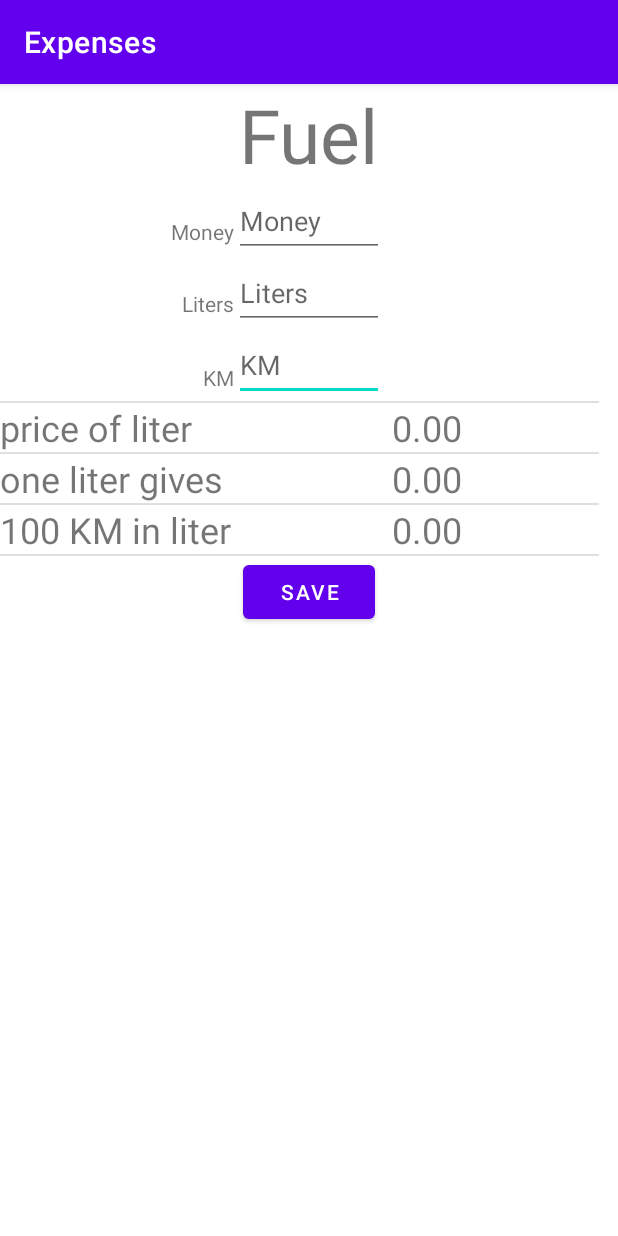
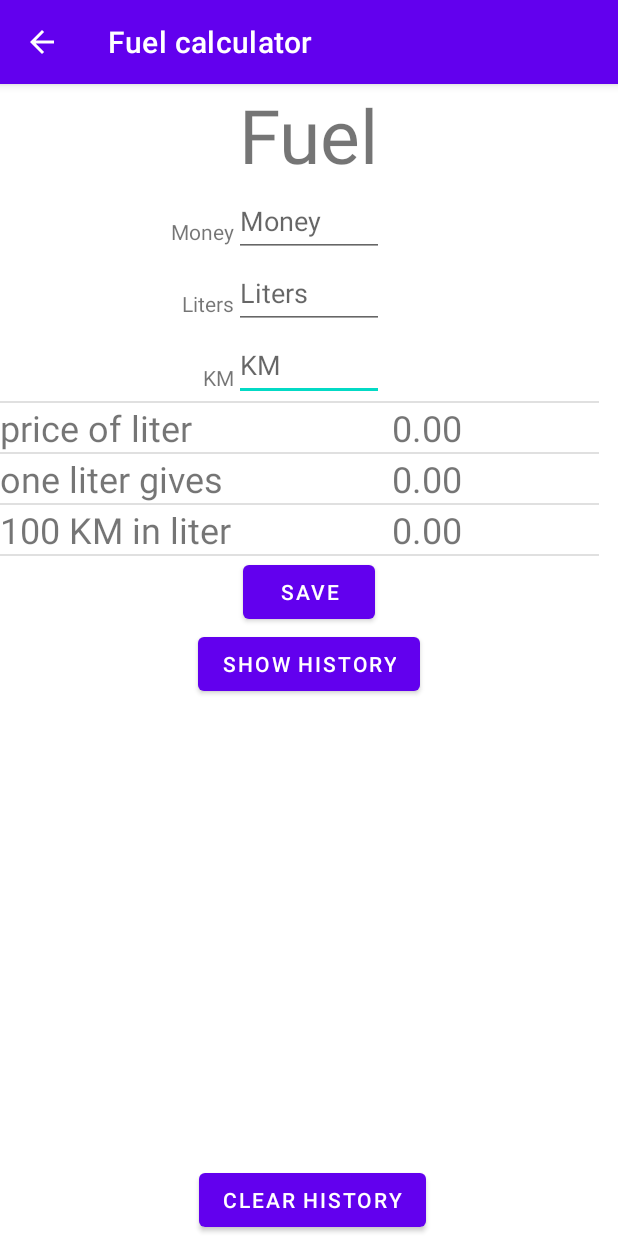
Before and after one commit to ishay320/Expenses, an Android app: the FuelActivity screen opened directly, with no data from a screen before it, after a tap on "SAVE", on a phone screen of 412 x 824 dp. Run offline under Robolectric (Android 15) with nearby library versions, the phone set to English and light mode, and no system bars.

Commit message:
database is working and history is working

```diff
--- /dev/null
+++ b/app/src/main/java/com/example/expenses/DataBaseHelper.java
@@ -0,0 +1,81 @@
+package com.example.expenses;
+
+import android.content.ContentValues;
+import android.content.Context;
+import android.database.Cursor;
+import android.database.sqlite.SQLiteDatabase;
+import android.database.sqlite.SQLiteOpenHelper;
+import android.widget.Toast;
+
+import androidx.annotation.Nullable;
+
+import java.util.Date;
+
+public class DataBaseHelper extends SQLiteOpenHelper {
+
+    private Context context;
+    private static final String DATABASE_NAME = "Expenses.db";
+    private static final int DATABASE_VERSION = 1;
+
+    private static final String TABLE_NAME = "fuel";
+    private static final String COLUMN_ID = "_id";
+    private static final String COLUMN_TIME = "fuel_time";
+    private static final String COLUMN_MONEY = "fuel_money";
+    private static final String COLUMN_LITER = "fuel_liter";
+    private static final String COLUMN_KM = "fuel_km";
+
+    public DataBaseHelper(@Nullable Context context) {
+        super(context, DATABASE_NAME, null, DATABASE_VERSION);
+        this.context = context;
+    }
+
+    @Override
+    public void onCreate(SQLiteDatabase db) {
+        String query =
+                "CREATE TABLE " + TABLE_NAME +
+                        " (" + COLUMN_ID + " INTEGER PRIMARY KEY AUTOINCREMENT, " +
+                        COLUMN_TIME + " TEXT, " +
+                        COLUMN_MONEY + " REAL, " +
+                        COLUMN_LITER + " REAL, " +
+                        COLUMN_KM + " REAL);";
+        db.execSQL(query);
+    }
+
+    @Override
+    public void onUpgrade(SQLiteDatabase db, int i, int i1) {
+        db.execSQL("DROP TABLE IF EXISTS " + TABLE_NAME);
+        onCreate(db);
+    }
+
+    void addFuel(String time, double money, double liter, double km){
+        SQLiteDatabase db = this.getWritableDatabase();
+        ContentValues cv = new ContentValues();
+
+        cv.put(COLUMN_TIME, time);
+        cv.put(COLUMN_MONEY, money);
+        cv.put(COLUMN_LITER, liter);
+        cv.put(COLUMN_KM, km);
+        long result = db.insert(TABLE_NAME,null,cv);
+        if (result == -1){
+            Toast.makeText(context,"Failed",Toast.LENGTH_SHORT).show();
+        }else {
+            Toast.makeText(context,"Added Successfully!",Toast.LENGTH_SHORT).show();
+        }
+
+    }
+    void removeAllData(){
+        SQLiteDatabase db = this.getWritableDatabase();
+        db.delete(TABLE_NAME,null,null);
+    }
+
+    Cursor readAllData(){
+        String query = "SELECT * FROM " +TABLE_NAME;
+        SQLiteDatabase db = this.getReadableDatabase();
+
+        Cursor cursor = null;
+        if (db != null){
+            cursor = db.rawQuery(query,null);
+        }
+        return cursor;
+    }
+}
--- a/app/src/main/java/com/example/expenses/FuelActivity.java
+++ b/app/src/main/java/com/example/expenses/FuelActivity.java
@@ -2,38 +2,50 @@ package com.example.expenses;
 
 import androidx.appcompat.app.AppCompatActivity;
 
+import android.content.Context;
+import android.content.Intent;
 import android.os.Bundle;
 import android.text.Editable;
 import android.text.TextWatcher;
+import android.util.Log;
 import android.view.View;
 import android.widget.Button;
 import android.widget.EditText;
 import android.widget.TextView;
+import android.widget.Toast;
+
+import java.io.BufferedReader;
+import java.io.FileNotFoundException;
+import java.io.IOException;
+import java.io.InputStream;
+import java.io.InputStreamReader;
+import java.io.OutputStreamWriter;
+import java.util.Date;
 
 public class FuelActivity extends AppCompatActivity {
-    private Button button_save;
+    private Button button_save, button_clear,button_show_history;
     private EditText edit_text_money, edit_text_liters, edit_text_KM;
     private TextView liters_in_hundred_KM, price_of_liter, KM_per_liter;
-    EditText test;
 
     @Override
     protected void onCreate(Bundle savedInstanceState) {
         super.onCreate(savedInstanceState);
         setContentView(R.layout.activity_fuel);
-        attach_events();
-    }
 
-    private void attach_events(){
+        //connect the text to show
         liters_in_hundred_KM = findViewById(R.id.LiterIn100);
         price_of_liter = findViewById(R.id.PriceOfLiter);
         KM_per_liter = findViewById(R.id.KMPerLiter);
-        edit_text_money = (findViewById(R.id.TextMoney));
-        edit_text_liters = (findViewById(R.id.TextLiters));
-        edit_text_KM = (findViewById(R.id.TextKM));
-        //apply listener for all text
+
+        //connect the input
+        edit_text_money = findViewById(R.id.TextMoney);
+        edit_text_liters = findViewById(R.id.TextLiters);
+        edit_text_KM = findViewById(R.id.TextKM);
+
+        //apply listener for updating all text
         EditText edit_arr[] = {edit_text_money, edit_text_liters, edit_text_KM};
         for (EditText edit_tmp:edit_arr
-             ) {
+        ) {
             edit_tmp.addTextChangedListener(new TextWatcher() {
                 @Override
                 public void beforeTextChanged(CharSequence charSequence, int i, int i1, int i2) {
@@ -50,15 +62,39 @@ public class FuelActivity extends AppCompatActivity {
             });
         }
 
-        //TODO: add functionality and save to drive
+        //set the save button
         button_save = findViewById(R.id.button_save);
         button_save.setOnClickListener(new View.OnClickListener() {
             @Override
-            public void onClick(View view) {
+            public void onClick(View view) { // date and time , money , liters , km
+                DataBaseHelper myDB = new DataBaseHelper(FuelActivity.this);
+                String tmp_str = java.text.DateFormat.getDateTimeInstance().format(new Date());;
 
+                myDB.addFuel(tmp_str,
+                        getDoubleFromEditText(edit_text_money),
+                        getDoubleFromEditText(edit_text_liters),
+                        getDoubleFromEditText(edit_text_KM));
             }
         });
-    }
+        //set the delete button - for debug
+        button_clear = findViewById(R.id.button_clear_history);
+        button_clear.setOnClickListener(new View.OnClickListener() {
+            @Override
+            public void onClick(View view) {
+                DataBaseHelper myDB = new DataBaseHelper(FuelActivity.this);
+                myDB.removeAllData();
+                Toast.makeText(FuelActivity.this,"all deleted",Toast.LENGTH_SHORT).show();
+            }
+        });
+
+        button_show_history = findViewById(R.id.button_show_history);
+        button_show_history.setOnClickListener(new View.OnClickListener() {
+            @Override
+            public void onClick(View view) {
+                start_activity(FuelHistoryActivity.class);
+            }
+        });    }
+
 
     /**
      * refresh the text on screen
@@ -87,5 +123,11 @@ public class FuelActivity extends AppCompatActivity {
         String tmp_str = text.getText().toString();
         return Double.parseDouble(tmp_str.equals("") ? "0":tmp_str);
     }
+
+
+    void start_activity(Class<?> next_activity){
+        Intent intent = new Intent(this,next_activity);
+        startActivity(intent);
+    }
+
 }
-//                Toast.makeText(getApplicationContext(),str,Toast.LENGTH_LONG).show();
--- a/app/src/main/res/layout/activity_fuel.xml
+++ b/app/src/main/res/layout/activity_fuel.xml
@@ -212,4 +212,24 @@
 
     </LinearLayout>
 
+    <Button
+        android:id="@+id/button_clear_history"
+        android:layout_width="wrap_content"
+        android:layout_height="wrap_content"
+        android:text="clear history"
+        app:layout_constraintBottom_toBottomOf="parent"
+        app:layout_constraintEnd_toEndOf="parent"
+        app:layout_constraintHorizontal_bias="0.51"
+        app:layout_constraintStart_toStartOf="parent" />
+
+    <Button
+        android:id="@+id/button_show_history"
+        android:layout_width="wrap_content"
+        android:layout_height="wrap_content"
+        android:text="show history"
+        app:layout_constraintEnd_toEndOf="parent"
+        app:layout_constraintHorizontal_bias="0.5"
+        app:layout_constraintStart_toStartOf="parent"
+        app:layout_constraintTop_toBottomOf="@+id/button_save" />
+
 </androidx.constraintlayout.widget.ConstraintLayout>
```
Also changed, not shown: app/src/main/AndroidManifest.xml (+8 -1 lines), app/src/main/java/com/example/expenses/CustomAdapter.java (added, +68 -0 lines), app/src/main/java/com/example/expenses/FuelHistoryActivity.java (added, +68 -0 lines), app/src/main/res/layout/activity_fuel_history.xml (added, +17 -0 lines), app/src/main/res/layout/my_row.xml (added, +114 -0 lines), 1 other file.
